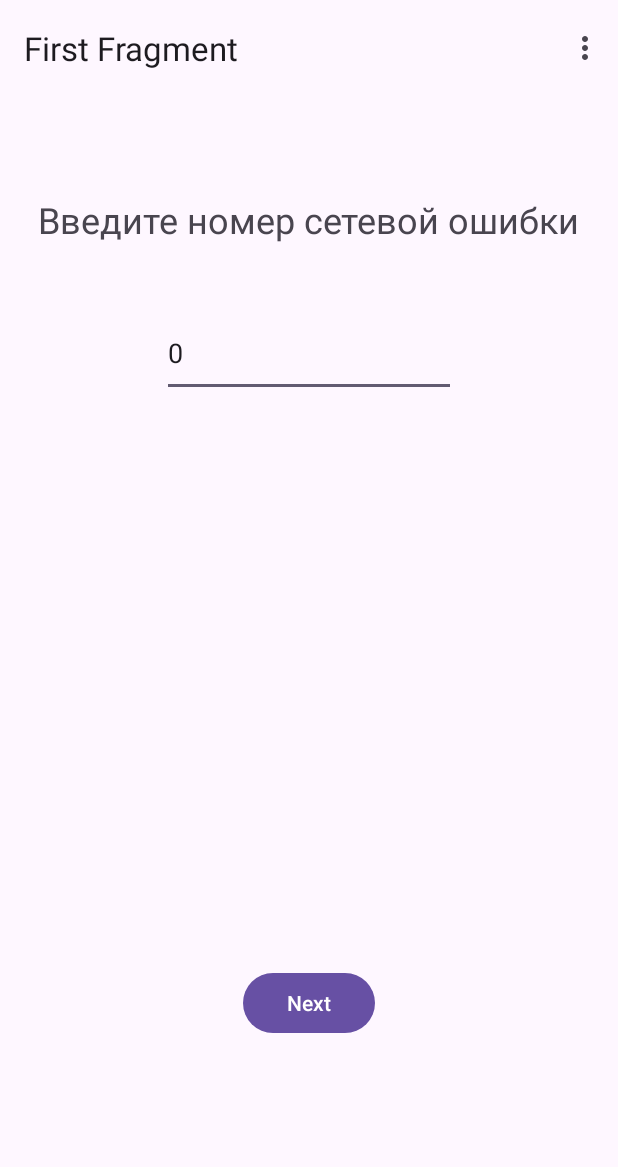
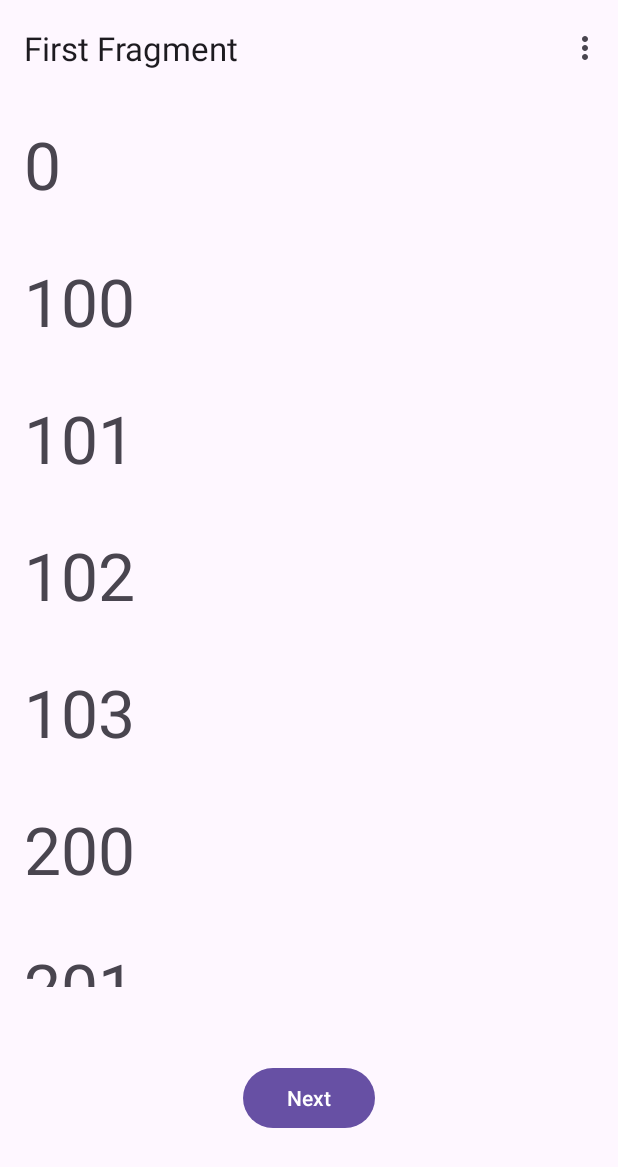
Before and after one commit to EternalDebug/RestfulApp_L7, an Android app: the screen it shows after launch (MainActivity), on a phone screen of 412 x 824 dp. Shown: the top 1167 px of the screen. Run offline under Robolectric (Android 15) with nearby library versions, the phone set to English and light mode, and no system bars; our stand-ins replace navigation-ui.

Commit message:
Added RecyckerView and some hardcoded data

```diff
--- a/app/build.gradle.kts
+++ b/app/build.gradle.kts
@@ -54,4 +54,10 @@ dependencies {
     testImplementation("junit:junit:4.13.2")
     androidTestImplementation("androidx.test.ext:junit:1.1.5")
     androidTestImplementation("androidx.test.espresso:espresso-core:3.5.1")
+
+    // RecyclerView
+    implementation ("androidx.recyclerview:recyclerview:1.3.2")
+    val lifecycle_version = "2.7.0"
+    implementation ("androidx.lifecycle:lifecycle-viewmodel-ktx:$lifecycle_version")
+    implementation ("androidx.lifecycle:lifecycle-livedata-ktx:$lifecycle_version")
 }
--- /dev/null
+++ b/app/src/main/java/com/example/restfulapp/CatAdapter.kt
@@ -0,0 +1,123 @@
+package com.example.restfulapp
+
+import android.view.LayoutInflater
+import android.view.View
+import android.view.ViewGroup
+import android.widget.TextView
+import androidx.navigation.findNavController
+import androidx.recyclerview.widget.RecyclerView
+import com.example.restfulapp.databinding.CodeLayoutBinding
+
+var code_req: String = "404";
+var CodeList: MutableList<CodeOfHTTP> = mutableListOf<CodeOfHTTP>();
+class CatAdapter : RecyclerView.Adapter<CatAdapter.TaskHolder>() {
+    class TaskHolder(item: View) : RecyclerView.ViewHolder(item) {
+        val binding = CodeLayoutBinding.bind(item)
+        fun bind(task: CodeOfHTTP, pos: Int) = with(binding) {
+            binding.textViewCA.setText(task.urlpath);
+
+            val txt = itemView.findViewById<TextView>(R.id.textView_CA)
+            txt.setOnClickListener {
+                code_req = task.urlpath;
+
+                txt.findNavController().navigate(R.id.action_FirstFragment_to_SecondFragment)
+            }
+
+
+
+        }
+    }
+
+    override fun onCreateViewHolder(parent: ViewGroup, viewType: Int): TaskHolder {
+        val view = LayoutInflater.from(parent.context).inflate(R.layout.code_layout, parent, false)
+        return TaskHolder(view)
+    }
+
+    override fun getItemCount(): Int {
+        return CodeList.size
+    }
+
+    override fun onBindViewHolder(holder: TaskHolder, position: Int) {
+        //holder.bind(tdViewModel!!.notes.value!![position], position) { i -> removeTask(position) }
+        holder.bind(CodeList[position], position)
+    }
+
+    fun Init(){
+        CodeList.add(CodeOfHTTP("0"));
+        CodeList.add(CodeOfHTTP( "100"));
+        CodeList.add(CodeOfHTTP( "101"));
+        CodeList.add(CodeOfHTTP("102"));
+        CodeList.add(CodeOfHTTP( "103"));
+        CodeList.add(CodeOfHTTP("200"));
+        CodeList.add(CodeOfHTTP("201"));
+        CodeList.add(CodeOfHTTP("202"));
+        CodeList.add(CodeOfHTTP("203"));
+        CodeList.add(CodeOfHTTP("204"));
+        CodeList.add(CodeOfHTTP("205"));
+        CodeList.add(CodeOfHTTP("206"));
+        CodeList.add(CodeOfHTTP("207"));
+        CodeList.add(CodeOfHTTP("208"));
+        CodeList.add(CodeOfHTTP("214"));
+        CodeList.add(CodeOfHTTP("226"));
+        CodeList.add(CodeOfHTTP("300"));
+        CodeList.add(CodeOfHTTP("301"));
+        CodeList.add(CodeOfHTTP("302"));
+        CodeList.add(CodeOfHTTP("303"));
+        CodeList.add(CodeOfHTTP("304"));
+        CodeList.add(CodeOfHTTP("305"));
+        CodeList.add(CodeOfHTTP("307"));
+        CodeList.add(CodeOfHTTP("308"));
+        CodeList.add(CodeOfHTTP("400"));
+        CodeList.add(CodeOfHTTP("401"));
+        CodeList.add(CodeOfHTTP("402"));
+        CodeList.add(CodeOfHTTP("403"));
+        CodeList.add(CodeOfHTTP("404"));
+        CodeList.add(CodeOfHTTP("405"));
+        CodeList.add(CodeOfHTTP("406"));
+        CodeList.add(CodeOfHTTP("407"));
+        CodeList.add(CodeOfHTTP("408"));
+        CodeList.add(CodeOfHTTP("409"));
+        CodeList.add(CodeOfHTTP("410"));
+        CodeList.add(CodeOfHTTP("411"));
+        CodeList.add(CodeOfHTTP("412"));
+        CodeList.add(CodeOfHTTP("413"));
+        CodeList.add(CodeOfHTTP("414"));
+        CodeList.add(CodeOfHTTP("415"));
+        CodeList.add(CodeOfHTTP("416"));
+        CodeList.add(CodeOfHTTP("417"));
+        CodeList.add(CodeOfHTTP("418"));
+        CodeList.add(CodeOfHTTP("420"));
+        CodeList.add(CodeOfHTTP("421"));
+        CodeList.add(CodeOfHTTP("422"));
+        CodeList.add(CodeOfHTTP("423"));
+        CodeList.add(CodeOfHTTP("424"));
+        CodeList.add(CodeOfHTTP("425"));
+        CodeList.add(CodeOfHTTP("426"));
+        CodeList.add(CodeOfHTTP("428"));
+        CodeList.add(CodeOfHTTP("429"));
+        CodeList.add(CodeOfHTTP("431"));
+        CodeList.add(CodeOfHTTP("444"));
+        CodeList.add(CodeOfHTTP("450"));
+        CodeList.add(CodeOfHTTP("451"));
+        CodeList.add(CodeOfHTTP("497"));
+        CodeList.add(CodeOfHTTP("498"));
+        CodeList.add(CodeOfHTTP("499"));
+        CodeList.add(CodeOfHTTP("500"));
+        CodeList.add(CodeOfHTTP("501"));
+        CodeList.add(CodeOfHTTP("502"));
+        CodeList.add(CodeOfHTTP("503"));
+        CodeList.add(CodeOfHTTP("504"));
+        CodeList.add(CodeOfHTTP("506"));
+        CodeList.add(CodeOfHTTP("507"));
+        CodeList.add(CodeOfHTTP("508"));
+        CodeList.add(CodeOfHTTP("509"));
+        CodeList.add(CodeOfHTTP("510"));
+        CodeList.add(CodeOfHTTP("511"));
+        CodeList.add(CodeOfHTTP("521"));
+        CodeList.add(CodeOfHTTP("522"));
+        CodeList.add(CodeOfHTTP("523"));
+        CodeList.add(CodeOfHTTP("525"));
+        CodeList.add(CodeOfHTTP("530"));
+        CodeList.add(CodeOfHTTP("599"));
+    }
+}
--- /dev/null
+++ b/app/src/main/java/com/example/restfulapp/Code.kt
@@ -0,0 +1,3 @@
+package com.example.restfulapp
+
+class CodeOfHTTP (var urlpath: String)
--- a/app/src/main/java/com/example/restfulapp/FirstFragment.kt
+++ b/app/src/main/java/com/example/restfulapp/FirstFragment.kt
@@ -6,8 +6,12 @@ import android.view.LayoutInflater
 import android.view.View
 import android.view.ViewGroup
 import androidx.navigation.fragment.findNavController
+import androidx.recyclerview.widget.LinearLayoutManager
+import androidx.recyclerview.widget.RecyclerView
 import com.example.restfulapp.databinding.FragmentFirstBinding
 
+var adaptator = CatAdapter();
+private lateinit var recyclerView: RecyclerView
 /**
  * A simple [Fragment] subclass as the default destination in the navigation.
  */
@@ -23,8 +27,10 @@ class FirstFragment : Fragment() {
         inflater: LayoutInflater, container: ViewGroup?,
         savedInstanceState: Bundle?
     ): View? {
-
         _binding = FragmentFirstBinding.inflate(inflater, container, false)
+        val recyclerView:RecyclerView= _binding!!.rcView
+        binding.apply { recyclerView.layoutManager = LinearLayoutManager(context); recyclerView.adapter = adaptator}
+        //ffb = binding
         return binding.root
 
     }
@@ -32,10 +38,10 @@ class FirstFragment : Fragment() {
     override fun onViewCreated(view: View, savedInstanceState: Bundle?) {
         super.onViewCreated(view, savedInstanceState)
 
-        binding.buttonFirst.setOnClickListener {
-            code = binding.EditText1.text.toString();
+        /*binding.buttonFirst.setOnClickListener {
+            //code = binding.EditText1.text.toString();
             findNavController().navigate(R.id.action_FirstFragment_to_SecondFragment)
-        }
+        }*/
     }
 
     override fun onDestroyView() {
--- a/app/src/main/java/com/example/restfulapp/MainActivity.kt
+++ b/app/src/main/java/com/example/restfulapp/MainActivity.kt
@@ -11,7 +11,7 @@ import android.view.Menu
 import android.view.MenuItem
 import com.example.restfulapp.databinding.ActivityMainBinding
 
-var code = "404";
+
 
 class MainActivity : AppCompatActivity() {
 
@@ -30,7 +30,7 @@ class MainActivity : AppCompatActivity() {
         appBarConfiguration = AppBarConfiguration(navController.graph)
         setupActionBarWithNavController(navController, appBarConfiguration)
 
-
+        adaptator.Init();
     }
 
     override fun onCreateOptionsMenu(menu: Menu): Boolean {
--- a/app/src/main/java/com/example/restfulapp/SecondFragment.kt
+++ b/app/src/main/java/com/example/restfulapp/SecondFragment.kt
@@ -28,7 +28,7 @@ class SecondFragment : Fragment() {
 
         _binding = FragmentSecondBinding.inflate(inflater, container, false)
         Picasso.get()
-            .load("https://http.cat/$code")
+            .load("https://http.cat/$code_req")
             .placeholder(R.drawable.load)
             .error(R.drawable.error)
             .fit()
--- /dev/null
+++ b/app/src/main/res/layout/code_layout.xml
@@ -0,0 +1,16 @@
+<?xml version="1.0" encoding="utf-8"?>
+<androidx.constraintlayout.widget.ConstraintLayout xmlns:android="http://schemas.android.com/apk/res/android"
+    xmlns:app="http://schemas.android.com/apk/res-auto"
+    xmlns:tools="http://schemas.android.com/tools"
+    android:layout_width="match_parent"
+    android:layout_height="wrap_content">
+
+    <TextView
+        android:id="@+id/textView_CA"
+        android:layout_width="342dp"
+        android:layout_height="91dp"
+        android:textSize="44sp"
+        app:layout_constraintBottom_toBottomOf="parent"
+        app:layout_constraintStart_toStartOf="parent"
+        app:layout_constraintTop_toTopOf="parent" />
+</androidx.constraintlayout.widget.ConstraintLayout>
--- a/app/src/main/res/layout/fragment_first.xml
+++ b/app/src/main/res/layout/fragment_first.xml
@@ -15,33 +15,22 @@
             android:id="@+id/button_first"
             android:layout_width="wrap_content"
             android:layout_height="wrap_content"
-            android:layout_marginTop="380dp"
             android:text="@string/next"
             app:layout_constraintBottom_toBottomOf="parent"
             app:layout_constraintEnd_toEndOf="parent"
-            app:layout_constraintStart_toStartOf="parent"
-            app:layout_constraintTop_toBottomOf="@+id/EditText1" />
+            app:layout_constraintStart_toStartOf="parent" />
 
-        <TextView
-            android:id="@+id/textview_first"
-            android:layout_width="wrap_content"
-            android:layout_height="wrap_content"
-            android:layout_marginTop="50dp"
-            android:text="Введите номер сетевой ошибки"
-            android:textSize="24sp"
+        <androidx.recyclerview.widget.RecyclerView
+            android:id="@+id/rcView"
+            android:layout_width="0dp"
+            android:layout_height="578dp"
+
+            android:layout_marginBottom="50dp"
+            app:layout_constraintBottom_toTopOf="@+id/button_first"
             app:layout_constraintEnd_toEndOf="parent"
-            app:layout_constraintHorizontal_bias="0.476"
             app:layout_constraintStart_toStartOf="parent"
             app:layout_constraintTop_toTopOf="parent" />
 
-        <EditText
-            android:id="@+id/EditText1"
-            android:layout_width="196dp"
-            android:layout_height="58dp"
-            android:layout_marginTop="44dp"
-            android:text="0"
-            app:layout_constraintEnd_toEndOf="parent"
-            app:layout_constraintStart_toStartOf="parent"
-            app:layout_constraintTop_toBottomOf="@+id/textview_first" />
+
     </androidx.constraintlayout.widget.ConstraintLayout>
 </androidx.core.widget.NestedScrollView>
--- a/app/src/main/res/layout/fragment_second.xml
+++ b/app/src/main/res/layout/fragment_second.xml
@@ -40,6 +40,8 @@
             android:layout_width="371dp"
             android:layout_height="485dp"
             android:layout_marginTop="30dp"
+            android:adjustViewBounds="true"
+            android:scaleType="centerCrop"
             app:layout_constraintEnd_toEndOf="parent"
             app:layout_constraintStart_toStartOf="parent"
             app:layout_constraintTop_toBottomOf="@+id/button_second"
```
